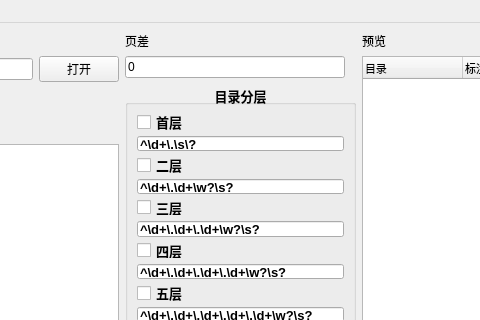
Qt form src/gui/main_ui.ui (chroming/pdfdir) before a commit; both pictures show x 146 to 626 and y 0 to 320 of the 859 by 450 pixel window.
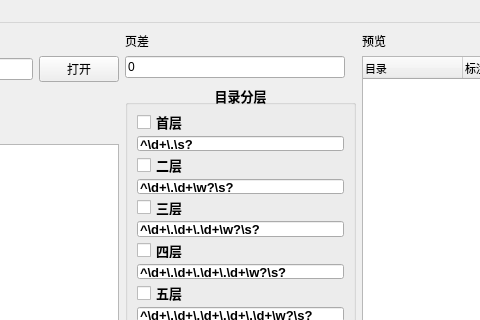
The same form after that commit.

Commit message: fix level0 regex typo: \? -> ?

```diff
--- a/src/gui/main_ui.ui
+++ b/src/gui/main_ui.ui
@@ -195,7 +195,7 @@
             </size>
            </property>
            <property name="text">
-            <string extracomment="可变部分用*代替，如“第*部分”">^\d+\.\s\?</string>
+            <string extracomment="可变部分用*代替，如“第*部分”">^\d+\.\s?</string>
            </property>
            <property name="echoMode">
             <enum>QLineEdit::Normal</enum>
```
The commit also changes 2 other files.
